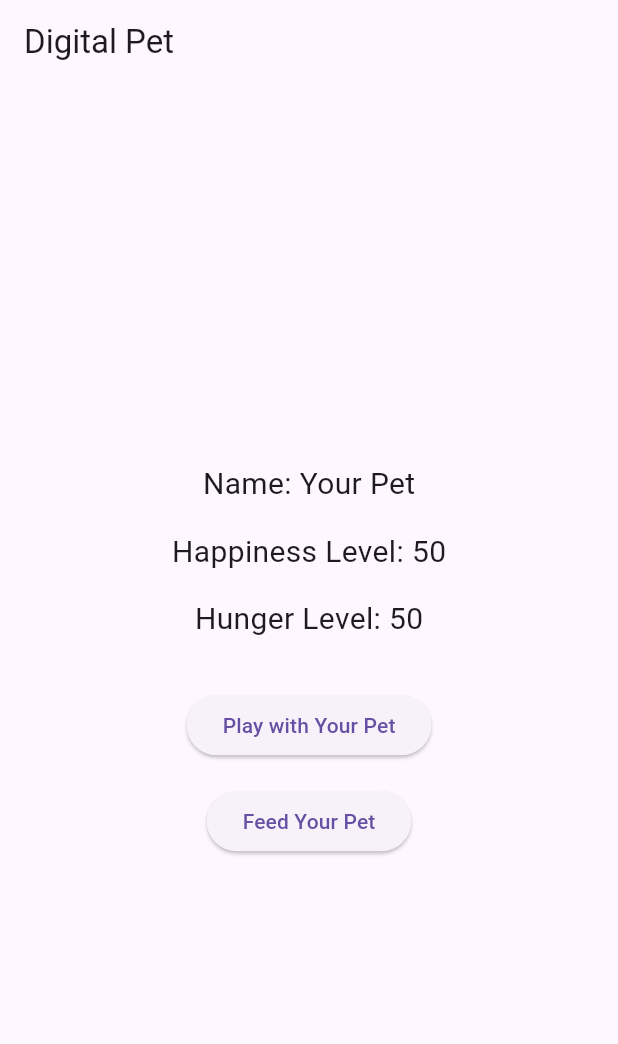
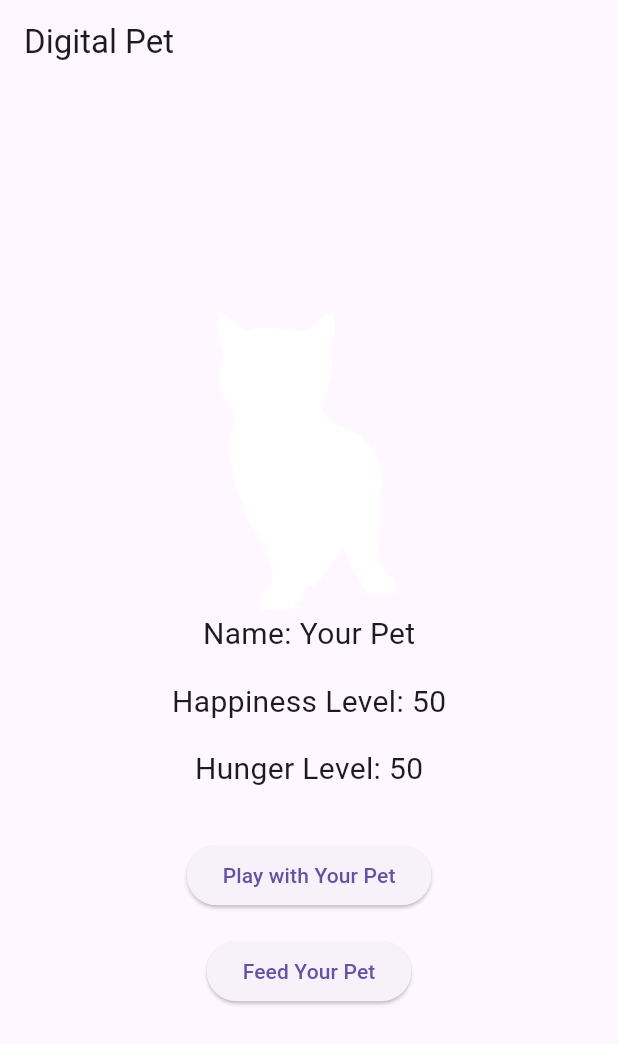
Before and after one commit to divory2/collab_5, a Flutter app: the screen it shows after launch, on a phone screen of 412 x 824 dp. Shown: the top 1044 px of the screen. Run offline on Flutter 3.47's test engine with Material 3 defaults, Android fonts, the phone set to English and light mode, and no system bars.

Commit message:
added image and pet change color

```diff
--- a/lib/main.dart
+++ b/lib/main.dart
@@ -52,6 +52,11 @@
 child: Column(
 mainAxisAlignment: MainAxisAlignment.center,
 children: <Widget>[
+  Image.asset('assets/cat.png',
+  color: happinessLevel > 70 ? Colors.green : Colors.white,
+  width: 200,
+  height: 200,
+  fit: BoxFit.cover, ),
 Text(
 'Name: $petName',
 style: TextStyle(fontSize: 20.0),
@@ -61,6 +66,27 @@
 'Happiness Level: $happinessLevel',
 style: TextStyle(fontSize: 20.0),
 ),
+/*
+
+void conditions(int hungerLevel, int happinessLevel)
+
+{1
+
+if (hungerLevel >= 100) && (happinessLevel <= 10) //loss condition
+
+{2
+
+print("You lost the game");
+
+exit(0);
+
+
+}2
+
+}1
+
+*/
+
 SizedBox(height: 16.0),
 Text(
 'Hunger Level: $hungerLevel',
```
